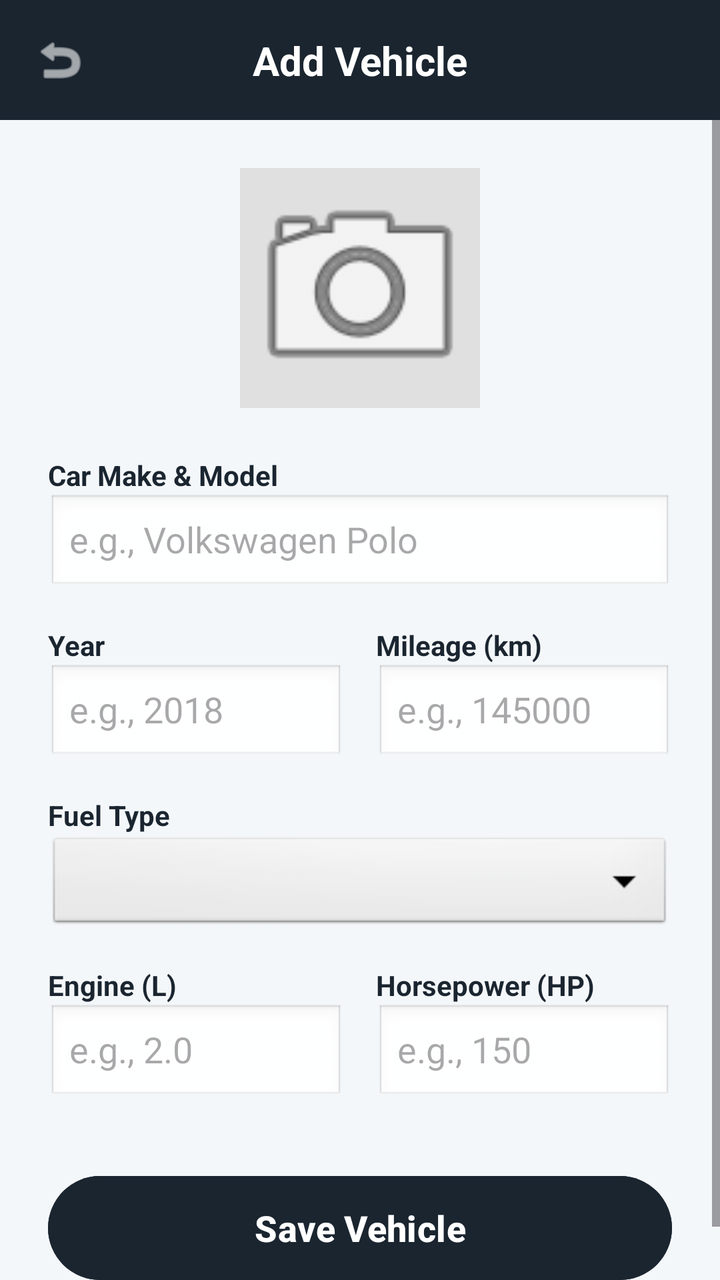
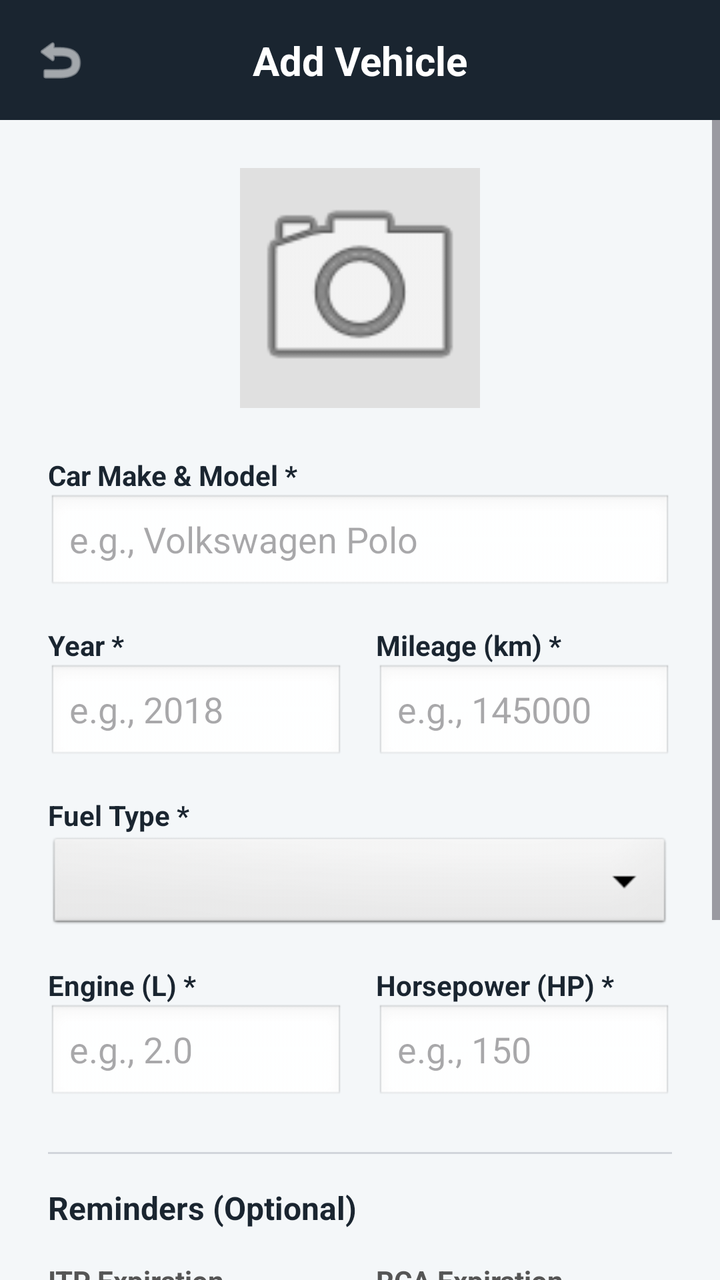

Two renders of the same Android screen: before a commit and after it. Below are the layout's source before the change and the commit's diff.
<!-- AndroidManifest.xml: application theme Theme.Licentatest -->
<!-- res/layout/activity_add_car.xml -->
<?xml version="1.0" encoding="utf-8"?>
<androidx.constraintlayout.widget.ConstraintLayout
    xmlns:android="http://schemas.android.com/apk/res/android"
    xmlns:app="http://schemas.android.com/apk/res-auto"
    xmlns:tools="http://schemas.android.com/tools"
    android:layout_width="match_parent"
    android:layout_height="match_parent"
    android:background="#F4F7F9"
    android:id="@+id/main"
    tools:context=".activities.AddCarActivity">

    <androidx.constraintlayout.widget.ConstraintLayout
        android:id="@+id/headerLayout"
        android:layout_width="match_parent"
        android:layout_height="60dp"
        android:background="#1A2530"
        app:layout_constraintTop_toTopOf="parent">

        <ImageView
            android:id="@+id/iconBack"
            android:layout_width="28dp"
            android:layout_height="28dp"
            android:layout_marginStart="16dp"
            android:src="@android:drawable/ic_menu_revert"
            app:tint="@color/white"
            app:layout_constraintBottom_toBottomOf="parent"
            app:layout_constraintStart_toStartOf="parent"
            app:layout_constraintTop_toTopOf="parent" />

        <TextView
            android:id="@+id/tvAppTitle"
            android:layout_width="wrap_content"
            android:layout_height="wrap_content"
            android:text="Add Vehicle"
            android:textColor="@color/white"
            android:textSize="20sp"
            android:textStyle="bold"
            app:layout_constraintBottom_toBottomOf="parent"
            app:layout_constraintEnd_toEndOf="parent"
            app:layout_constraintStart_toStartOf="parent"
            app:layout_constraintTop_toTopOf="parent" />
    </androidx.constraintlayout.widget.ConstraintLayout>

    <ScrollView
        android:layout_width="match_parent"
        android:layout_height="0dp"
        app:layout_constraintTop_toBottomOf="@id/headerLayout"
        app:layout_constraintBottom_toBottomOf="parent">

        <LinearLayout
            android:layout_width="match_parent"
            android:layout_height="wrap_content"
            android:orientation="vertical"
            android:padding="24dp">

            <ImageView
                android:id="@+id/imgCarPreview"
                android:layout_width="120dp"
                android:layout_height="120dp"
                android:layout_gravity="center"
                android:background="#E0E0E0"
                android:scaleType="centerCrop"
                android:src="@android:drawable/ic_menu_camera"
                android:layout_marginBottom="24dp"/>

            <TextView
                android:layout_width="match_parent"
                android:layout_height="wrap_content"
                android:text="Car Make &amp; Model"
                android:textColor="#1A2530"
                android:textStyle="bold" />
            <EditText
                android:id="@+id/etCarName"
                android:layout_width="match_parent"
                android:layout_height="50dp"
                android:hint="e.g., Volkswagen Polo"
                android:inputType="textCapWords"
                android:background="@android:drawable/edit_text"
                android:layout_marginBottom="16dp"/>

            <LinearLayout
                android:layout_width="match_parent"
                android:layout_height="wrap_content"
                android:orientation="horizontal"
                android:layout_marginBottom="16dp">

                <LinearLayout
                    android:layout_width="0dp"
                    android:layout_height="wrap_content"
                    android:layout_weight="1"
                    android:orientation="vertical"
                    android:layout_marginEnd="8dp">
                    <TextView
                        android:layout_width="match_parent"
                        android:layout_height="wrap_content"
                        android:text="Year"
                        android:textColor="#1A2530"
                        android:textStyle="bold" />
                    <EditText
                        android:id="@+id/etYear"
                        android:layout_width="match_parent"
                        android:layout_height="50dp"
                        android:hint="e.g., 2018"
                        android:inputType="number"
                        android:background="@android:drawable/edit_text" />
                </LinearLayout>

                <LinearLayout
                    android:layout_width="0dp"
                    android:layout_height="wrap_content"
                    android:layout_weight="1"
                    android:orientation="vertical"
                    android:layout_marginStart="8dp">
                    <TextView
                        android:layout_width="match_parent"
                        android:layout_height="wrap_content"
                        android:text="Mileage (km)"
                        android:textColor="#1A2530"
                        android:textStyle="bold" />
                    <EditText
                        android:id="@+id/etMileage"
                        android:layout_width="match_parent"
                        android:layout_height="50dp"
                        android:hint="e.g., 145000"
                        android:inputType="number"
                        android:background="@android:drawable/edit_text" />
                </LinearLayout>
            </LinearLayout>

            <TextView
                android:layout_width="match_parent"
                android:layout_height="wrap_content"
                android:text="Fuel Type"
                android:textColor="#1A2530"
                android:textStyle="bold" />
            <Spinner
                android:id="@+id/spinnerFuelType"
                android:layout_width="match_parent"
                android:layout_height="50dp"
                android:background="@android:drawable/btn_dropdown"
                android:layout_marginBottom="16dp"/>

            <LinearLayout
                android:layout_width="match_parent"
                android:layout_height="wrap_content"
                android:orientation="horizontal"
                android:layout_marginBottom="32dp">

                <LinearLayout
                    android:layout_width="0dp"
                    android:layout_height="wrap_content"
                    android:layout_weight="1"
                    android:orientation="vertical"
                    android:layout_marginEnd="8dp">
                    <TextView
                        android:layout_width="match_parent"
                        android:layout_height="wrap_content"
                        android:text="Engine (L)"
                        android:textColor="#1A2530"
                        android:textStyle="bold" />
                    <EditText
                        android:id="@+id/etEngine"
                        android:layout_width="match_parent"
                        android:layout_height="50dp"
                        android:hint="e.g., 2.0"
                        android:inputType="numberDecimal"
                        android:background="@android:drawable/edit_text" />
                </LinearLayout>

                <LinearLayout
                    android:layout_width="0dp"
                    android:layout_height="wrap_content"
                    android:layout_weight="1"
                    android:orientation="vertical"
                    android:layout_marginStart="8dp">
                    <TextView
                        android:layout_width="match_parent"
                        android:layout_height="wrap_content"
                        android:text="Horsepower (HP)"
                        android:textColor="#1A2530"
                        android:textStyle="bold" />
                    <EditText
                        android:id="@+id/etPower"
                        android:layout_width="match_parent"
                        android:layout_height="50dp"
                        android:hint="e.g., 150"
                        android:inputType="number"
                        android:background="@android:drawable/edit_text" />
                </LinearLayout>
            </LinearLayout>

            <Button
                android:id="@+id/btnSaveCar"
                android:layout_width="match_parent"
                android:layout_height="60dp"
                android:text="Save Vehicle"
                android:textColor="@color/white"
                android:backgroundTint="#1A2530"
                android:textSize="18sp"
                android:textStyle="bold" />

        </LinearLayout>
    </ScrollView>
</androidx.constraintlayout.widget.ConstraintLayout>
<!-- resources referenced by this layout -->
<resources>
  <color name="white">#FFFFFF</color>
  <style name="Theme.Licentatest" parent="Base.Theme.Licentatest" />
  <style name="Base.Theme.Licentatest" parent="Theme.Material3.DayNight.NoActionBar">
          
          
      </style>
</resources>

<!-- the commit's change to res/layout/activity_add_car.xml (unified diff, before → after) -->
@@ -66,7 +66,7 @@
             <TextView
                 android:layout_width="match_parent"
                 android:layout_height="wrap_content"
-                android:text="Car Make &amp; Model"
+                android:text="Car Make &amp; Model *"
                 android:textColor="#1A2530"
                 android:textStyle="bold" />
             <EditText
@@ -93,7 +93,7 @@
                     <TextView
                         android:layout_width="match_parent"
                         android:layout_height="wrap_content"
-                        android:text="Year"
+                        android:text="Year *"
                         android:textColor="#1A2530"
                         android:textStyle="bold" />
                     <EditText
@@ -114,7 +114,7 @@
                     <TextView
                         android:layout_width="match_parent"
                         android:layout_height="wrap_content"
-                        android:text="Mileage (km)"
+                        android:text="Mileage (km) *"
                         android:textColor="#1A2530"
                         android:textStyle="bold" />
                     <EditText
@@ -130,7 +130,7 @@
             <TextView
                 android:layout_width="match_parent"
                 android:layout_height="wrap_content"
-                android:text="Fuel Type"
+                android:text="Fuel Type *"
                 android:textColor="#1A2530"
                 android:textStyle="bold" />
             <Spinner
@@ -144,7 +144,7 @@
                 android:layout_width="match_parent"
                 android:layout_height="wrap_content"
                 android:orientation="horizontal"
-                android:layout_marginBottom="32dp">
+                android:layout_marginBottom="24dp">
 
                 <LinearLayout
                     android:layout_width="0dp"
@@ -155,7 +155,7 @@
                     <TextView
                         android:layout_width="match_parent"
                         android:layout_height="wrap_content"
-                        android:text="Engine (L)"
+                        android:text="Engine (L) *"
                         android:textColor="#1A2530"
                         android:textStyle="bold" />
                     <EditText
@@ -176,7 +176,7 @@
                     <TextView
                         android:layout_width="match_parent"
                         android:layout_height="wrap_content"
-                        android:text="Horsepower (HP)"
+                        android:text="Horsepower (HP) *"
                         android:textColor="#1A2530"
                         android:textStyle="bold" />
                     <EditText
@@ -185,6 +185,123 @@
                         android:layout_height="50dp"
                         android:hint="e.g., 150"
                         android:inputType="number"
+                        android:background="@android:drawable/edit_text" />
+                </LinearLayout>
+            </LinearLayout>
+
+            <View
+                android:layout_width="match_parent"
+                android:layout_height="1dp"
+                android:background="#D1D5DB"
+                android:layout_marginBottom="16dp"/>
+
+            <TextView
+                android:layout_width="match_parent"
+                android:layout_height="wrap_content"
+                android:text="Reminders (Optional)"
+                android:textColor="#1A2530"
+                android:textSize="16sp"
+                android:textStyle="bold"
+                android:layout_marginBottom="16dp"/>
+
+            <LinearLayout
+                android:layout_width="match_parent"
+                android:layout_height="wrap_content"
+                android:orientation="horizontal"
+                android:layout_marginBottom="16dp">
+
+                <LinearLayout
+                    android:layout_width="0dp"
+                    android:layout_height="wrap_content"
+                    android:layout_weight="1"
+                    android:orientation="vertical"
+                    android:layout_marginEnd="8dp">
+                    <TextView
+                        android:layout_width="match_parent"
+                        android:layout_height="wrap_content"
+                        android:text="ITP Expiration"
+                        android:textColor="#555555"
+                        android:textStyle="bold" />
+                    <EditText
+                        android:id="@+id/etItpDate"
+                        android:layout_width="match_parent"
+                        android:layout_height="50dp"
+                        android:hint="Tap to set"
+                        android:focusable="false"
+                        android:clickable="true"
+                        android:background="@android:drawable/edit_text" />
+                </LinearLayout>
+
+                <LinearLayout
+                    android:layout_width="0dp"
+                    android:layout_height="wrap_content"
+                    android:layout_weight="1"
+                    android:orientation="vertical"
+                    android:layout_marginStart="8dp">
+                    <TextView
+                        android:layout_width="match_parent"
+                        android:layout_height="wrap_content"
+                        android:text="RCA Expiration"
+                        android:textColor="#555555"
+                        android:textStyle="bold" />
+                    <EditText
+                        android:id="@+id/etRcaDate"
+                        android:layout_width="match_parent"
+                        android:layout_height="50dp"
+                        android:hint="Tap to set"
+                        android:focusable="false"
+                        android:clickable="true"
+                        android:background="@android:drawable/edit_text" />
+                </LinearLayout>
+            </LinearLayout>
+
+            <LinearLayout
+                android:layout_width="match_parent"
+                android:layout_height="wrap_content"
+                android:orientation="horizontal"
+                android:layout_marginBottom="32dp">
+
+                <LinearLayout
+                    android:layout_width="0dp"
+                    android:layout_height="wrap_content"
+                    android:layout_weight="1"
+                    android:orientation="vertical"
+                    android:layout_marginEnd="8dp">
+                    <TextView
+                        android:layout_width="match_parent"
+                        android:layout_height="wrap_content"
+                        android:text="Rovinieta Expiration"
+                        android:textColor="#555555"
+                        android:textStyle="bold" />
+                    <EditText
+                        android:id="@+id/etRovinietaDate"
+                        android:layout_width="match_parent"
+                        android:layout_height="50dp"
+                        android:hint="Tap to set"
+                        android:focusable="false"
+                        android:clickable="true"
+                        android:background="@android:drawable/edit_text" />
+                </LinearLayout>
+
+                <LinearLayout
+                    android:layout_width="0dp"
+                    android:layout_height="wrap_content"
+                    android:layout_weight="1"
+                    android:orientation="vertical"
+                    android:layout_marginStart="8dp">
+                    <TextView
+                        android:layout_width="match_parent"
+                        android:layout_height="wrap_content"
+                        android:text="Next Oil Change"
+                        android:textColor="#555555"
+                        android:textStyle="bold" />
+                    <EditText
+                        android:id="@+id/etOilDate"
+                        android:layout_width="match_parent"
+                        android:layout_height="50dp"
+                        android:hint="Tap to set"
+                        android:focusable="false"
+                        android:clickable="true"
                         android:background="@android:drawable/edit_text" />
                 </LinearLayout>
             </LinearLayout>
